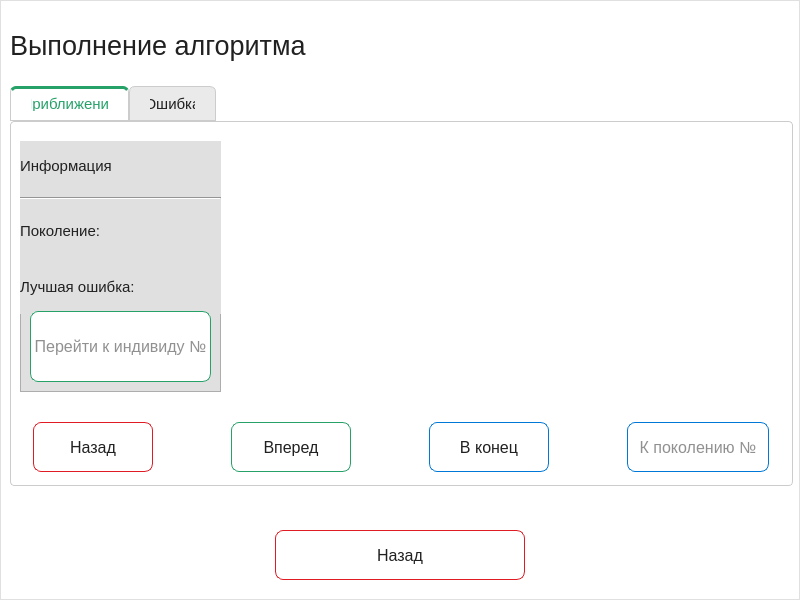
Above: src/GUI/welcome.ui from AlekseyShuvalov/Practice_26 before the change. Below: the same form after it.
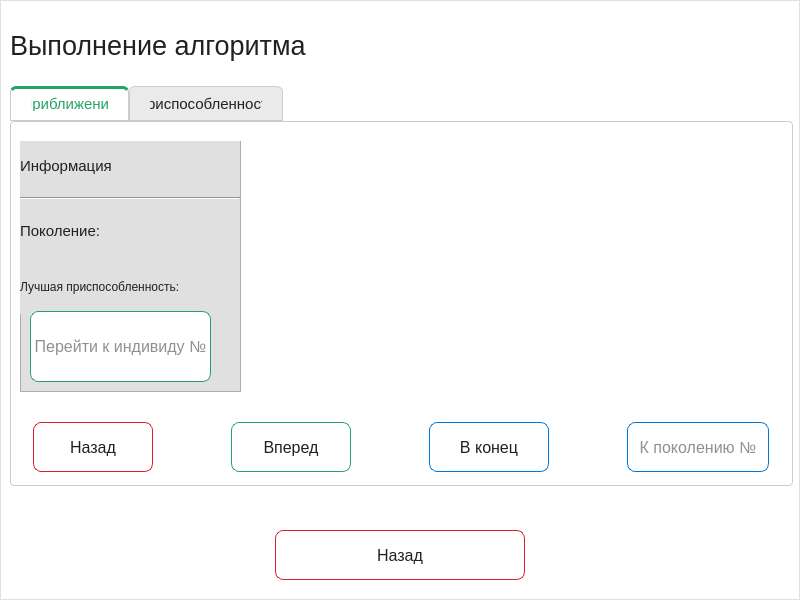
That is the form after the change.

What changed in the file:
```diff
--- a/src/GUI/welcome.ui
+++ b/src/GUI/welcome.ui
@@ -1798,9 +1798,9 @@
             <widget class="QWidget" name="functionPlotContainer" native="true">
              <property name="geometry">
               <rect>
-               <x>220</x>
+               <x>240</x>
                <y>20</y>
-               <width>521</width>
+               <width>531</width>
                <height>251</height>
               </rect>
              </property>
@@ -1810,7 +1810,7 @@
               <rect>
                <x>9</x>
                <y>19</y>
-               <width>201</width>
+               <width>221</width>
                <height>251</height>
               </rect>
              </property>
@@ -1828,7 +1828,7 @@
                <rect>
                 <x>0</x>
                 <y>0</y>
-                <width>201</width>
+                <width>220</width>
                 <height>173</height>
                </rect>
               </property>
@@ -1944,7 +1944,7 @@
                  </property>
                  <property name="font">
                   <font>
-                   <pointsize>11</pointsize>
+                   <pointsize>9</pointsize>
                    <bold>false</bold>
                   </font>
                  </property>
@@ -1953,7 +1953,7 @@
 </string>
                  </property>
                  <property name="text">
-                  <string>Лучшая ошибка:</string>
+                  <string>Лучшая приспособленность:</string>
                  </property>
                  <property name="alignment">
                   <set>Qt::AlignmentFlag::AlignJustify|Qt::AlignmentFlag::AlignVCenter</set>
@@ -2024,7 +2024,7 @@
            </widget>
            <widget class="QWidget" name="tab_2">
             <attribute name="title">
-             <string>Ошибка</string>
+             <string>Приспособленность</string>
             </attribute>
             <widget class="QWidget" name="errorPlotContainer" native="true">
              <property name="geometry">
```
Left out of the diff: 12 changed lines with no effect on the pictures.
